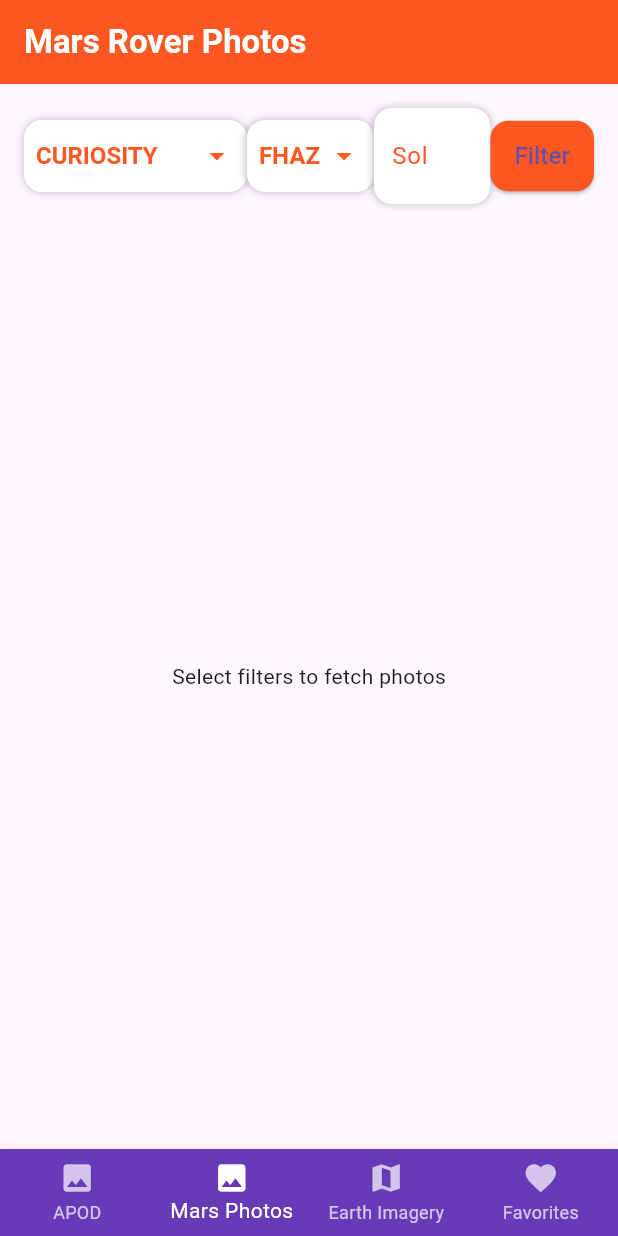
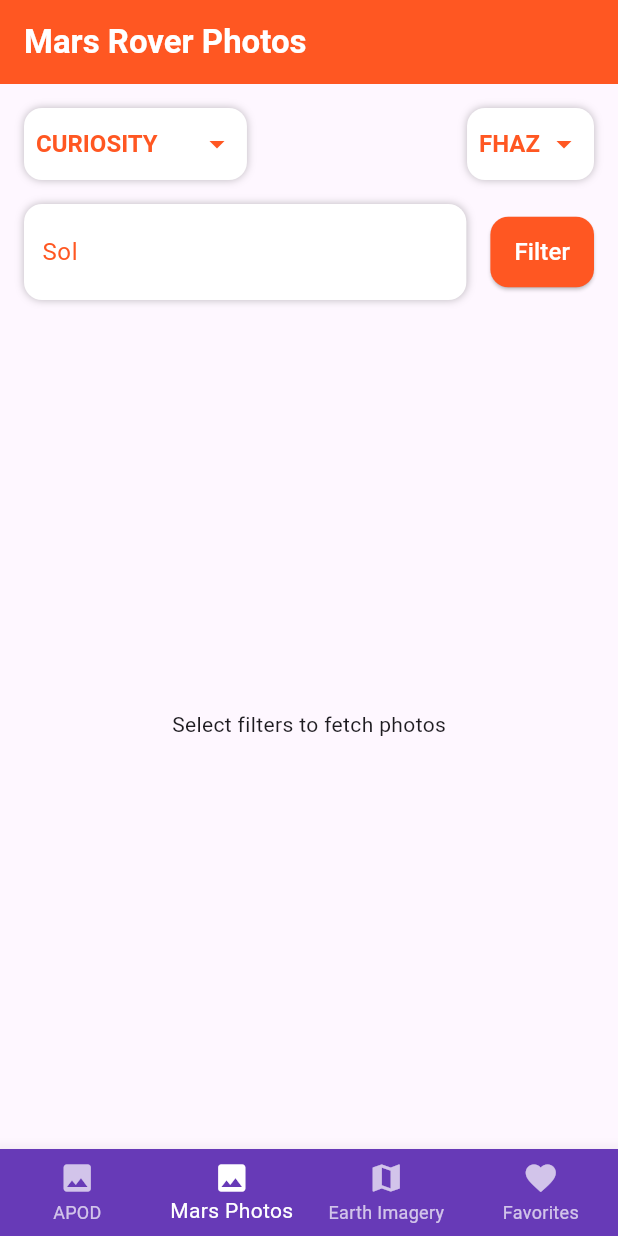
Before and after one commit to singhprashant1/nasa, a Flutter app: the screen it shows after launch, item 2 of the bottom bar chosen, on a phone screen of 412 x 824 dp. Run offline on Flutter 3.47's test engine with Material 3 defaults, Android fonts, the phone set to English and light mode, and no system bars; our stand-ins replace bloc, flutter_bloc, photo_view, sqflite; accounts and stored records are empty; network calls fail.

Commit message:
CR Prashant : caching and UI changes added

```diff
--- a/lib/feature/gallery/Presentation/mars_gallery_screen.dart
+++ b/lib/feature/gallery/Presentation/mars_gallery_screen.dart
@@ -33,6 +33,9 @@ class _MarsGalleryScreenState extends State<MarsGalleryScreen> {
         child: Column(
           crossAxisAlignment: CrossAxisAlignment.start,
           children: [
+            Column(
+              children: [
+                // First Row with Dropdowns and Sol Input
                 Row(
                   mainAxisAlignment: MainAxisAlignment.spaceBetween,
                   children: [
@@ -46,7 +49,15 @@ class _MarsGalleryScreenState extends State<MarsGalleryScreen> {
                       items: ['FHAZ', 'RHAZ', 'MAST'],
                       onChanged: (value) => setState(() => selectedCamera = value!),
                     ),
+                  ],
+                ),
+                SizedBox(height: 16), // Space between rows
+                // Second Row with Sol Input and Filter Button
+                Row(
+                  mainAxisAlignment: MainAxisAlignment.spaceBetween,
+                  children: [
                     _buildSolInput(),
+                    SizedBox(width: 16), // Add gap between the input and the button
                     ElevatedButton(
                       onPressed: () {
                         context.read<MarsRoverBloc>().add(
@@ -63,10 +74,14 @@ class _MarsGalleryScreenState extends State<MarsGalleryScreen> {
                         shape: RoundedRectangleBorder(
                             borderRadius: BorderRadius.circular(12)),
                       ),
-                  child: Text('Filter', style: TextStyle(fontSize: 16)),
+                      child: Text('Filter', style: TextStyle(fontSize: 16,color: Colors.white)),
                     ),
                   ],
+                )
+
+              ],
             ),
+
             SizedBox(height: 16),
             Expanded(
               child: BlocBuilder<MarsRoverBloc, MarsRoverState>(
```
Lines whose indentation alone changed are shown as unchanged.
